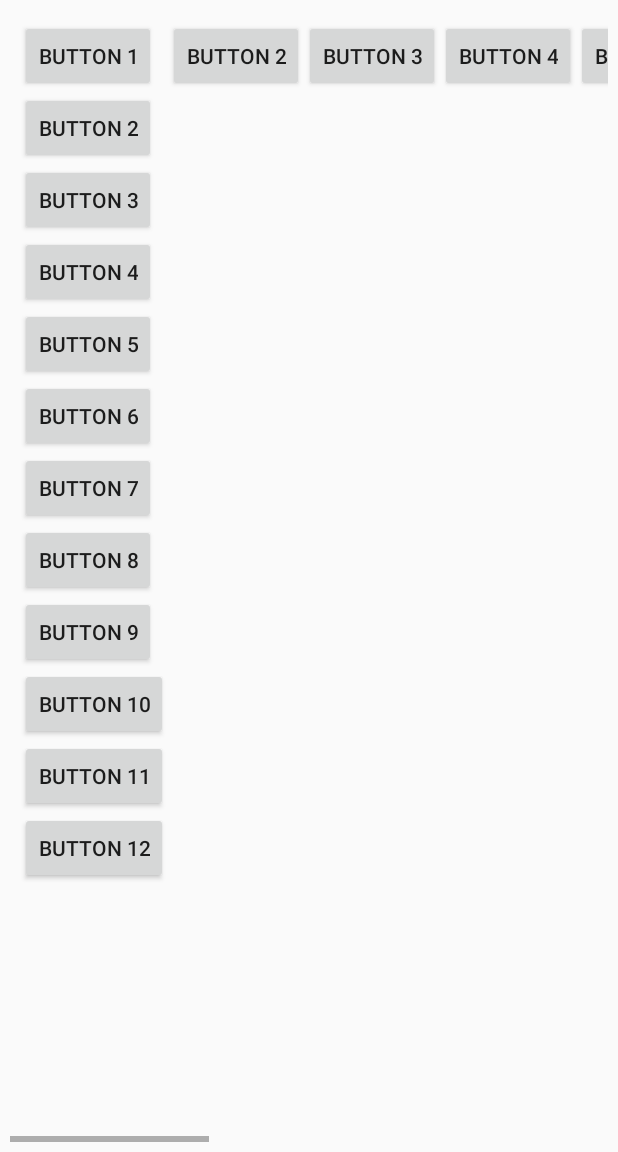
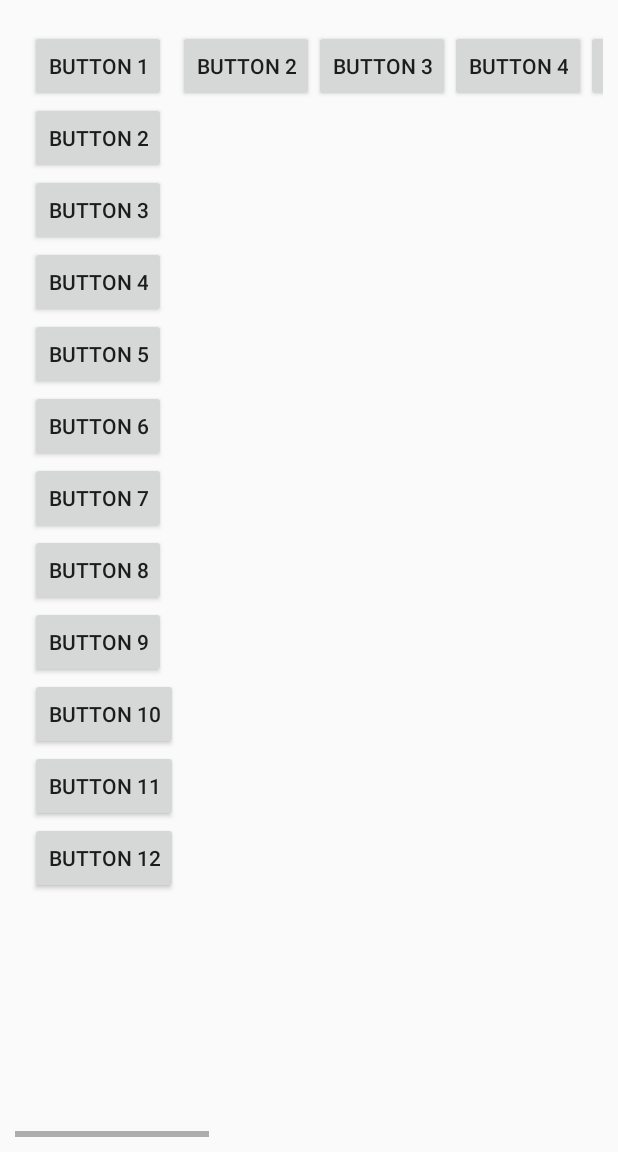
Before and after one commit to werton14/AndroidAPP, an Android app: the ActivityScroll screen opened directly, with no data from a screen before it, on a phone screen of 412 x 824 dp, the part 84-1236 px from its top. Run offline under Robolectric (Android 15) with nearby library versions, the phone set to English and light mode, and no system bars.

Commit message:
added activityprototypescroll

```diff
--- a/app/src/main/AndroidManifest.xml
+++ b/app/src/main/AndroidManifest.xml
@@ -13,7 +13,7 @@
         android:supportsRtl="true">
         <activity
             android:name=".ActivityNickname"
-            android:theme="@style/AppTheme.New">
+            android:theme="@style/AppTheme">
             <intent-filter>
                 <action android:name="android.intent.action.MAIN" />
 
@@ -63,6 +63,10 @@
             android:name="com.yalantis.ucrop.UCropActivity"
             android:screenOrientation="portrait"
             android:theme="@style/Theme.AppCompat.Light.NoActionBar"/>
+        <activity
+            android:name=".ActivityPrototypeScroll"
+            android:label="@string/Space"
+            android:theme="@style/AppTheme"></activity>
     </application>
 
 </manifest>
--- a/app/src/main/res/layout/activityname.xml
+++ b/app/src/main/res/layout/activityname.xml
@@ -22,6 +22,7 @@
 
         <LinearLayout
             android:orientation="vertical"
+            android:background="@drawable/edittext_bottom_bg"
             android:layout_alignParentTop="true"
             android:layout_alignParentLeft="true"
             android:layout_alignParentStart="true"
@@ -30,7 +31,7 @@
             android:layout_height="150dp">
 
             <ImageButton
-                app:srcCompat="@mipmap/alpha2"
+                app:srcCompat="@drawable/ic_user"
                 android:id="@+id/choose_image_from_gallery"
                 android:background="@drawable/edittext_bottom_bg"
                 android:scaleType="fitCenter"
--- a/app/src/main/res/layout/activityscroll.xml
+++ b/app/src/main/res/layout/activityscroll.xml
@@ -9,15 +9,15 @@
 
     <HorizontalScrollView
         android:layout_height="match_parent"
-        android:padding="10px"
+        android:padding="10dp"
         android:layout_width="match_parent">
         <ScrollView
             android:layout_width="match_parent"
             android:layout_height="match_parent"
-            android:padding="10px" >
+            android:padding="10dp" >
             <LinearLayout
                 android:layout_width="match_parent"
-                android:layout_height="wrap_content" >
+                android:layout_height="match_parent" >
                 <LinearLayout
                     android:layout_width="wrap_content"
                     android:layout_height="match_parent"
--- a/app/src/main/res/values/dimens.xml
+++ b/app/src/main/res/values/dimens.xml
@@ -3,5 +3,6 @@
     <dimen name="activity_horizontal_margin">16dp</dimen>
     <dimen name="activity_vertical_margin">16dp</dimen>
     <dimen name="fab_margin">16dp</dimen>
+    <dimen name="without_margin">0dp</dimen>
     <dimen name="appbar_padding_top">8dp</dimen>
 </resources>
```
